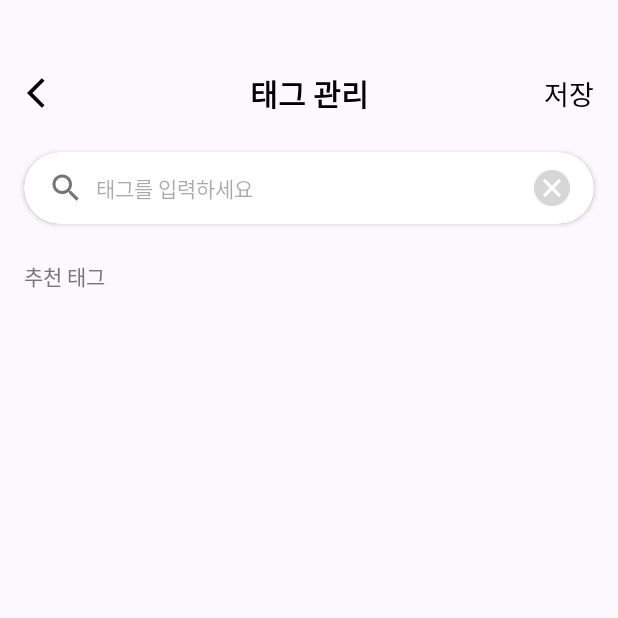
After one commit to O-GAMJA/Tokkit_Frontend, an Android app: the TagManageActivity screen opened directly, with no data from a screen before it, on a phone screen of 412 x 824 dp, the top half of it. The commit adds this screen. Run offline under Robolectric (Android 15) with nearby library versions, the phone set to English and light mode, and no system bars.

Commit message:
:sparkles: [#4] 태그 관리 화면 구현

```diff
--- a/app/build.gradle.kts
+++ b/app/build.gradle.kts
@@ -84,5 +84,4 @@ dependencies {
     // markdown
     implementation ("io.noties.markwon:core:4.6.2")
     implementation ("io.noties.markwon:editor:4.6.2")
-
 }
--- a/app/src/main/AndroidManifest.xml
+++ b/app/src/main/AndroidManifest.xml
@@ -80,6 +80,11 @@
         </activity>
 
         <activity
+            android:name=".TagManageActivity"
+            android:exported="false">
+        </activity>
+
+        <activity
             android:name=".LoginEmailActivity"
             android:exported="false">
         </activity>
--- a/app/src/main/java/com/example/tokkit/NoteDetailsActivity.kt
+++ b/app/src/main/java/com/example/tokkit/NoteDetailsActivity.kt
@@ -60,6 +60,11 @@ class NoteDetailsActivity : AppCompatActivity() {
             }
             true
         }
+
+        binding.tagForward.setOnClickListener {
+            val intent = Intent(this, TagManageActivity::class.java)
+            startActivity(intent)
+        }
     }
 
     private fun showImageChoicePopupAt(x: Int, y: Int) {
--- /dev/null
+++ b/app/src/main/java/com/example/tokkit/TagManageActivity.kt
@@ -0,0 +1,21 @@
+package com.example.tokkit
+
+import android.os.Bundle
+import androidx.appcompat.app.AppCompatActivity
+import com.example.tokkit.databinding.ActivityTagManageBinding
+
+class TagManageActivity : AppCompatActivity() {
+    private lateinit var binding: ActivityTagManageBinding
+
+    override fun onCreate(savedInstanceState: Bundle?) {
+        super.onCreate(savedInstanceState)
+        binding = ActivityTagManageBinding.inflate(layoutInflater)
+        setContentView(binding.root)
+
+        // 뒤로가기
+        binding.btnBack.setOnClickListener {
+            finish()
+        }
+
+    }
+}
--- /dev/null
+++ b/app/src/main/res/layout/activity_tag_manage.xml
@@ -0,0 +1,117 @@
+<?xml version="1.0" encoding="utf-8"?>
+<androidx.constraintlayout.widget.ConstraintLayout
+    xmlns:android="http://schemas.android.com/apk/res/android"
+    xmlns:app="http://schemas.android.com/apk/res-auto"
+    xmlns:tools="http://schemas.android.com/tools"
+    android:layout_width="match_parent"
+    android:layout_height="match_parent"
+    android:background="@color/background">
+
+    <!-- 뒤로가기 버튼 -->
+    <ImageButton
+        android:id="@+id/btn_back"
+        android:layout_width="60dp"
+        android:layout_height="60dp"
+        android:layout_marginTop="32dp"
+        android:background="@null"
+        android:clickable="true"
+        android:focusable="true"
+        android:src="@drawable/ic_back"
+        android:contentDescription="뒤로가기"
+        app:layout_constraintTop_toTopOf="parent"
+        app:layout_constraintStart_toStartOf="parent"/>
+
+    <!-- 저장 텍스트 -->
+    <TextView
+        android:id="@+id/btnSave"
+        android:layout_width="wrap_content"
+        android:layout_height="wrap_content"
+        android:layout_marginEnd="16dp"
+        android:text="저장"
+        android:textColor="#000000"
+        android:textSize="18sp"
+        app:layout_constraintBottom_toBottomOf="@+id/title"
+        app:layout_constraintEnd_toEndOf="parent"
+        app:layout_constraintTop_toTopOf="@+id/title" />
+
+    <!-- 타이틀 -->
+    <TextView
+        android:id="@+id/title"
+        android:layout_width="wrap_content"
+        android:layout_height="wrap_content"
+        android:text="태그 관리"
+        android:textColor="#000000"
+        android:textSize="20sp"
+        android:textStyle="bold"
+        app:layout_constraintBottom_toBottomOf="@+id/btn_back"
+        app:layout_constraintEnd_toEndOf="parent"
+        app:layout_constraintStart_toStartOf="parent"
+        app:layout_constraintTop_toTopOf="@+id/btn_back" />
+
+    <!-- 검색창 -->
+    <androidx.cardview.widget.CardView
+        android:id="@+id/searchBar"
+        android:layout_width="0dp"
+        android:layout_height="48dp"
+        app:cardCornerRadius="24dp"
+        app:cardElevation="2dp"
+        app:layout_constraintTop_toBottomOf="@id/title"
+        app:layout_constraintStart_toStartOf="parent"
+        app:layout_constraintEnd_toEndOf="parent"
+        android:layout_marginTop="24dp"
+        android:layout_marginStart="16dp"
+        android:layout_marginEnd="16dp">
+
+        <RelativeLayout
+            android:layout_width="match_parent"
+            android:layout_height="match_parent">
+
+            <ImageView
+                android:id="@+id/iconSearch"
+                android:layout_width="24dp"
+                android:layout_height="24dp"
+                android:layout_centerVertical="true"
+                android:layout_marginStart="16dp"
+                android:src="@drawable/ic_search" />
+
+            <EditText
+                android:id="@+id/searchInput"
+                android:layout_width="match_parent"
+                android:layout_height="match_parent"
+                android:layout_toEndOf="@id/iconSearch"
+                android:layout_toStartOf="@+id/iconClear"
+                android:hint="태그를 입력하세요"
+                android:paddingStart="8dp"
+                android:background="@null"
+                android:textColor="#000000"
+                android:textSize="14sp"
+                android:inputType="text" />
+
+            <ImageView
+                android:id="@+id/iconClear"
+                android:layout_width="24dp"
+                android:layout_height="24dp"
+                android:layout_alignParentEnd="true"
+                android:layout_centerVertical="true"
+                android:layout_marginEnd="16dp"
+                android:src="@drawable/ic_close" />
+        </RelativeLayout>
+    </androidx.cardview.widget.CardView>
+
+    <!-- 추천 태그 텍스트 -->
+    <TextView
+        android:id="@+id/recommendLabel"
+        android:layout_width="wrap_content"
+        android:layout_height="wrap_content"
+        android:text="추천 태그"
+        android:textColor="#777777"
+        android:textSize="14sp"
+        android:layout_marginStart="16dp"
+        android:layout_marginTop="24dp"
+        app:layout_constraintTop_toBottomOf="@id/searchBar"
+        app:layout_constraintStart_toStartOf="parent" />
+
+
+
+
+</androidx.constraintlayout.widget.ConstraintLayout>
--- /dev/null
+++ b/app/src/main/res/layout/item_chip.xml
@@ -0,0 +1,10 @@
+<TextView xmlns:android="http://schemas.android.com/apk/res/android"
+    android:layout_width="wrap_content"
+    android:layout_height="wrap_content"
+    android:id="@+id/tagName"
+    android:background="@drawable/rounded_tag_bg"
+    android:padding="8dp"
+    android:text="# 샘플"
+    android:textColor="@color/chunglok"
+    android:textSize="14sp"
+    android:layout_margin="4dp" />
```
